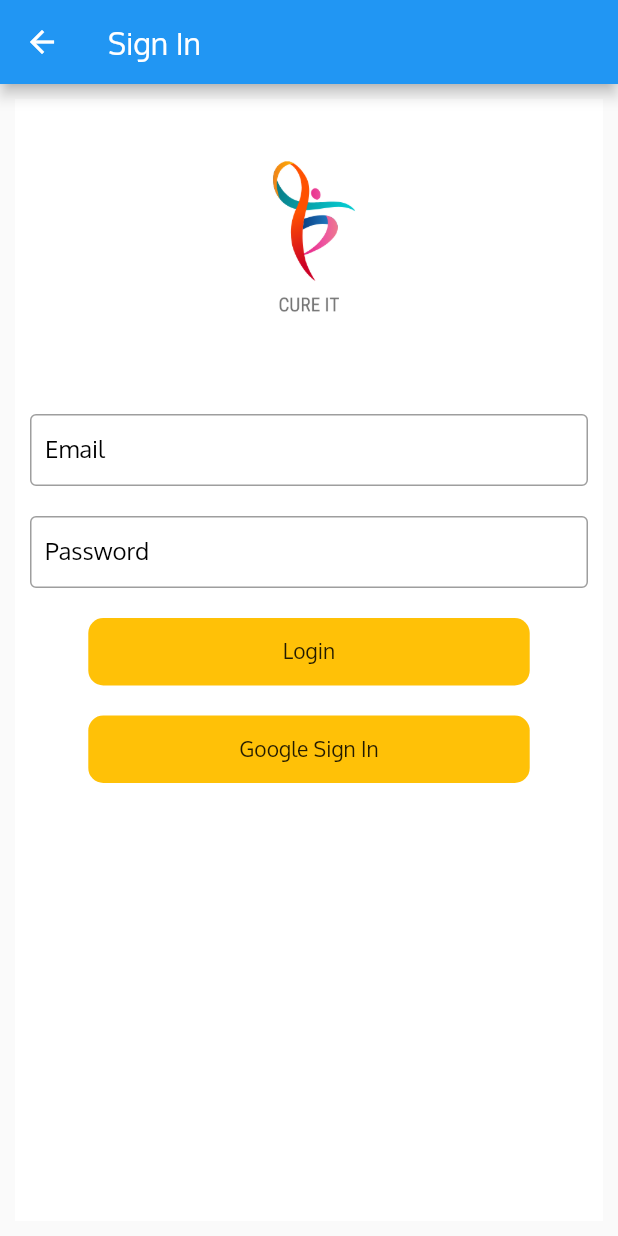
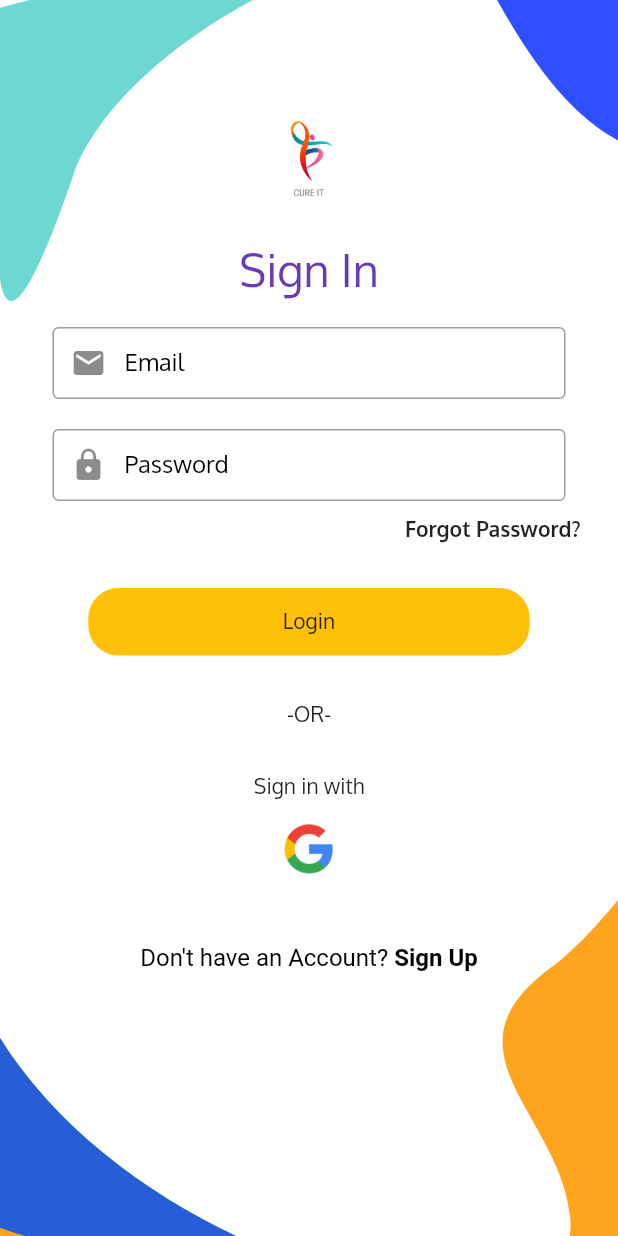
Before and after one commit to rohitasture/CureIt, a Flutter app: the SignInPage screen opened by its route, on a phone screen of 412 x 824 dp. Run offline on Flutter 3.47's test engine with Material 2 defaults, Android fonts, the phone set to English and light mode, and no system bars; our stand-ins replace flutter_svg, font_awesome_flutter.

Commit message:
signIn page ui added

```diff
--- a/lib/screens/welcome/sign_in.dart
+++ b/lib/screens/welcome/sign_in.dart
@@ -1,5 +1,8 @@
 import 'package:cureit/screens/home_page/home_page.dart';
+import 'package:cureit/screens/welcome/sign_up.dart';
 import 'package:flutter/material.dart';
+import 'package:flutter_svg/flutter_svg.dart';
+import 'package:font_awesome_flutter/font_awesome_flutter.dart';
 
 class SignInPage extends StatefulWidget {
   const SignInPage({Key? key}) : super(key: key);
@@ -15,26 +18,38 @@ class _SignInPageState extends State<SignInPage> {
   @override
   Widget build(BuildContext context) {
     return Scaffold(
-      appBar: AppBar(title: Text("Sign In")),
-      body: Container(
-        width: MediaQuery.of(context).size.width,
-        height: MediaQuery.of(context).size.height,
-        decoration: BoxDecoration(color: Colors.white),
-        margin: const EdgeInsets.fromLTRB(10, 10, 10, 10),
+      body: Stack(fit: StackFit.expand, children: <Widget>[
+        SvgPicture.asset(
+          'assets/icons/Sign_Up_bg.svg',
+          alignment: Alignment.center,
+          fit: BoxFit.fill,
+          //width: MediaQuery.of(context).size.width,
+          //height: MediaQuery.of(context).size.height,
+        ),
+        Container(
+            margin: EdgeInsets.fromLTRB(25, 60, 25, 0),
             child: SingleChildScrollView(
                 child: Column(
               mainAxisAlignment: MainAxisAlignment.spaceEvenly,
               children: [
                 Container(
-              child: new Image.asset("assets/images/logo.png"),
-              height: 200,
-              width: 500,
+                  child: Image.asset("assets/images/logo.png"),
+                  height: 100,
+                  width: 100,
+                ),
+                Container(
+                  padding: EdgeInsets.fromLTRB(0, 0, 0, 10),
+                  child: Text(
+                    "Sign In",
+                    style: TextStyle(color: Colors.deepPurple, fontSize: 30),
+                  ),
                 ),
                 Container(
                     margin: EdgeInsets.all(10),
                     child: TextFormField(
                         controller: _email,
                         decoration: InputDecoration(
+                            prefixIcon: Icon(Icons.email),
                             border: OutlineInputBorder(),
                             contentPadding: EdgeInsets.all(10),
                             hintText: 'something@email.com',
@@ -47,6 +62,7 @@ class _SignInPageState extends State<SignInPage> {
                         controller: _password,
                         obscureText: true,
                         decoration: InputDecoration(
+                            prefixIcon: Icon(Icons.lock),
                             border: OutlineInputBorder(),
                             contentPadding: EdgeInsets.all(10),
                             hintText: 'password',
@@ -54,11 +70,22 @@ class _SignInPageState extends State<SignInPage> {
                             labelText: 'Password',
                             labelStyle: TextStyle(color: Colors.black)))),
                 Container(
-              margin: EdgeInsets.all(10),
+                    alignment: Alignment.topRight,
+                    child: GestureDetector(
+                        onTap: () => {
+                              Navigator.pushNamed(context, SignUpPage.routeName)
+                            },
+                        child: Text(
+                          "Forgot Password?",
+                          style: TextStyle(fontWeight: FontWeight.bold),
+                        ))),
+                Container(
+                  margin: EdgeInsets.all(30),
                   width: MediaQuery.of(context).size.width / 1.4,
                   height: 45,
                   decoration: BoxDecoration(
-                  borderRadius: BorderRadius.circular(10), color: Colors.amber),
+                      borderRadius: BorderRadius.circular(20),
+                      color: Colors.amber),
                   child: MaterialButton(
                     onPressed: () async {
                       Navigator.pushNamed(context, HomeScreen.routeName);
@@ -67,19 +94,45 @@ class _SignInPageState extends State<SignInPage> {
                   ),
                 ),
                 Container(
-              margin: EdgeInsets.all(10),
-              width: MediaQuery.of(context).size.width / 1.4,
-              height: 45,
-              decoration: BoxDecoration(
-                  borderRadius: BorderRadius.circular(10), color: Colors.amber),
-              child: MaterialButton(
-                onPressed: () async {},
-                child: Text('Google Sign In'),
+                  margin: EdgeInsets.fromLTRB(0, 0, 0, 30),
+                  child: Text("-OR-"),
                 ),
-            )
+                Container(
+                  child: Text("Sign in with"),
+                ),
+                IconButton(
+                    iconSize: 50,
+                    onPressed: () {},
+                    icon: Image.asset("assets/images/google.png")),
+                Container(
+                    margin: EdgeInsets.all(30),
+                    child: GestureDetector(
+                      onTap: () =>
+                          {Navigator.pushNamed(context, SignUpPage.routeName)},
+                      child: RichText(
+                        text: TextSpan(
+                          children: [
+                            TextSpan(
+                              text: 'Don\'t have an Account? ',
+                              style: TextStyle(
+                                color: Colors.black,
+                                fontSize: 16.0,
+                              ),
+                            ),
+                            TextSpan(
+                              text: 'Sign Up',
+                              style: TextStyle(
+                                  fontSize: 16.0,
+                                  fontWeight: FontWeight.bold,
+                                  color: Colors.black),
+                            ),
                           ],
-        )),
                         ),
+                      ),
+                    ))
+              ],
+            ))),
+      ]),
     );
   }
 }
```
Also changed, not shown: assets/images/google.png (added). Lines whose indentation alone changed are shown as unchanged.
